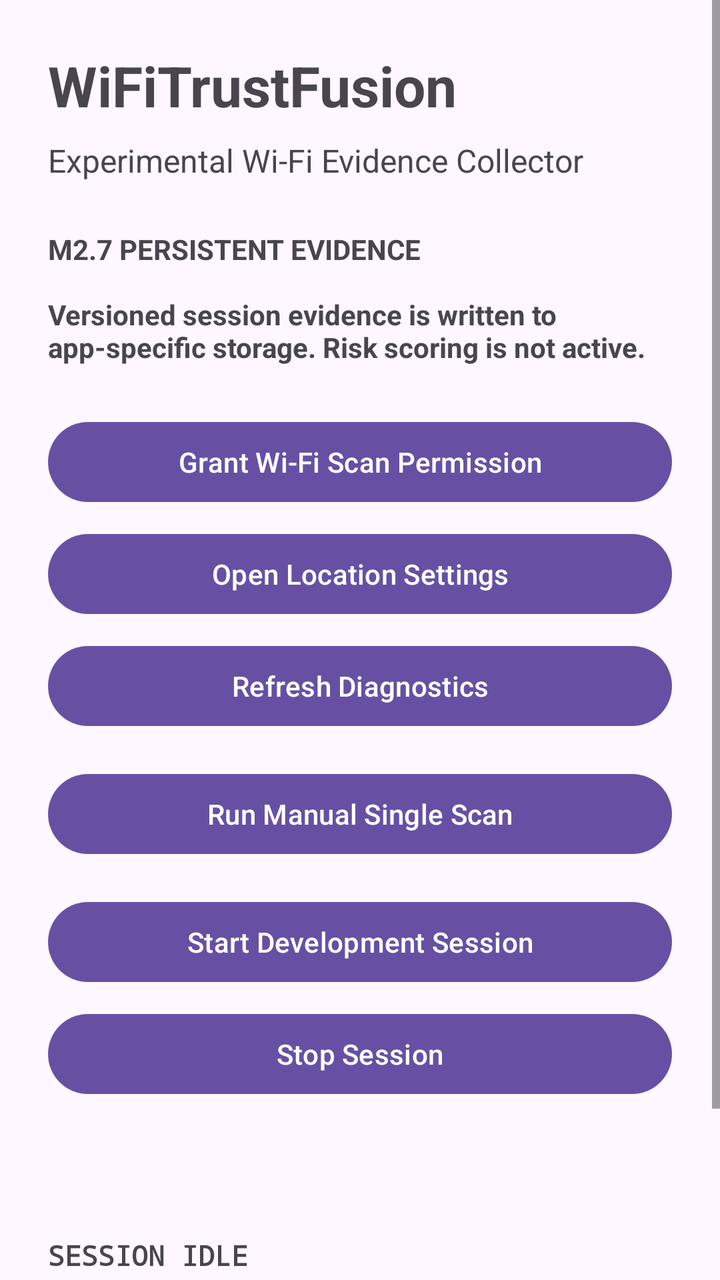
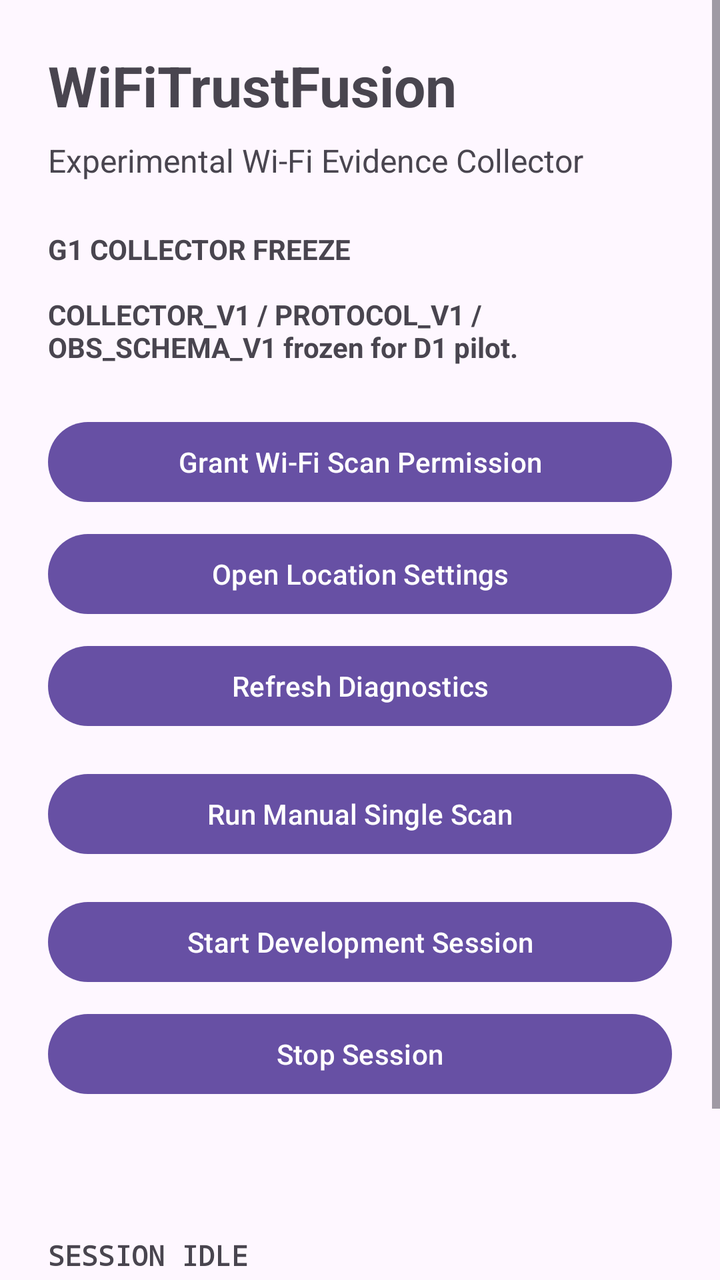

Screens rendered from an Android XML layout before and after an edit, with the pre-edit source and the edit as a unified diff.
<!-- AndroidManifest.xml: application theme Theme.WiFiTrustFusion -->
<!-- res/layout/activity_main.xml -->
﻿<?xml version="1.0" encoding="utf-8"?>

<ScrollView
    xmlns:android="http://schemas.android.com/apk/res/android"
    android:layout_width="match_parent"
    android:layout_height="match_parent"
    android:fillViewport="true">

    <LinearLayout
        android:layout_width="match_parent"
        android:layout_height="wrap_content"
        android:orientation="vertical"
        android:padding="24dp">

        <TextView
            android:id="@+id/textTitle"
            android:layout_width="match_parent"
            android:layout_height="wrap_content"
            android:text="WiFiTrustFusion"
            android:textSize="28sp"
            android:textStyle="bold" />

        <TextView
            android:id="@+id/textSubtitle"
            android:layout_width="match_parent"
            android:layout_height="wrap_content"
            android:layout_marginTop="8dp"
            android:text="Experimental Wi-Fi Evidence Collector"
            android:textSize="16sp" />

        <TextView
            android:id="@+id/textStage"
            android:layout_width="match_parent"
            android:layout_height="wrap_content"
            android:layout_marginTop="24dp"
            android:text="M2.7 PERSISTENT EVIDENCE&#10;&#10;Versioned session evidence is written to app-specific storage. Risk scoring is not active."
            android:textStyle="bold" />

        <Button
            android:id="@+id/buttonRequestPermission"
            android:layout_width="match_parent"
            android:layout_height="wrap_content"
            android:layout_marginTop="24dp"
            android:text="Grant Wi-Fi Scan Permission" />

        <Button
            android:id="@+id/buttonLocationSettings"
            android:layout_width="match_parent"
            android:layout_height="wrap_content"
            android:layout_marginTop="8dp"
            android:text="Open Location Settings" />

        <Button
            android:id="@+id/buttonRefresh"
            android:layout_width="match_parent"
            android:layout_height="wrap_content"
            android:layout_marginTop="8dp"
            android:text="Refresh Diagnostics" />

        <Button
            android:id="@+id/buttonRunSingleScan"
            android:layout_width="match_parent"
            android:layout_height="wrap_content"
            android:layout_marginTop="16dp"
            android:text="Run Manual Single Scan" />

        <Button
            android:id="@+id/buttonStartSession"
            android:layout_width="match_parent"
            android:layout_height="wrap_content"
            android:layout_marginTop="16dp"
            android:text="Start Development Session" />

        <Button
            android:id="@+id/buttonStopSession"
            android:layout_width="match_parent"
            android:layout_height="wrap_content"
            android:layout_marginTop="8dp"
            android:text="Stop Session" />

        <TextView
            android:id="@+id/textDiagnostics"
            android:layout_width="match_parent"
            android:layout_height="wrap_content"
            android:layout_marginTop="24dp"
            android:fontFamily="monospace"
            android:textIsSelectable="true"
            android:textSize="14sp" />

        <TextView
            android:id="@+id/textSession"
            android:layout_width="match_parent"
            android:layout_height="wrap_content"
            android:layout_marginTop="24dp"
            android:fontFamily="monospace"
            android:text="SESSION IDLE"
            android:textIsSelectable="true"
            android:textSize="14sp"
            android:textStyle="bold" />

        <TextView
            android:id="@+id/textScanStatus"
            android:layout_width="match_parent"
            android:layout_height="wrap_content"
            android:layout_marginTop="24dp"
            android:text="Collector status: idle"
            android:textStyle="bold" />

        <TextView
            android:id="@+id/textScanResults"
            android:layout_width="match_parent"
            android:layout_height="wrap_content"
            android:layout_marginTop="16dp"
            android:fontFamily="monospace"
            android:text="No scan has been requested."
            android:textIsSelectable="true"
            android:textSize="14sp" />

    </LinearLayout>

</ScrollView>
<!-- resources referenced by this layout -->
<resources>
  <style name="Theme.WiFiTrustFusion" parent="Base.Theme.WiFiTrustFusion" />
  <style name="Base.Theme.WiFiTrustFusion" parent="Theme.Material3.DayNight.NoActionBar">
          
          
      </style>
</resources>

<!-- the commit's change to res/layout/activity_main.xml (unified diff, before → after) -->
@@ -1,5 +1,4 @@
-﻿<?xml version="1.0" encoding="utf-8"?>
-
+<?xml version="1.0" encoding="utf-8"?>
 <ScrollView
     xmlns:android="http://schemas.android.com/apk/res/android"
     android:layout_width="match_parent"
@@ -33,7 +32,7 @@
             android:layout_width="match_parent"
             android:layout_height="wrap_content"
             android:layout_marginTop="24dp"
-            android:text="M2.7 PERSISTENT EVIDENCE&#10;&#10;Versioned session evidence is written to app-specific storage. Risk scoring is not active."
+            android:text="G1 COLLECTOR FREEZE&#10;&#10;COLLECTOR_V1 / PROTOCOL_V1 / OBS_SCHEMA_V1 frozen for D1 pilot."
             android:textStyle="bold" />
 
         <Button
